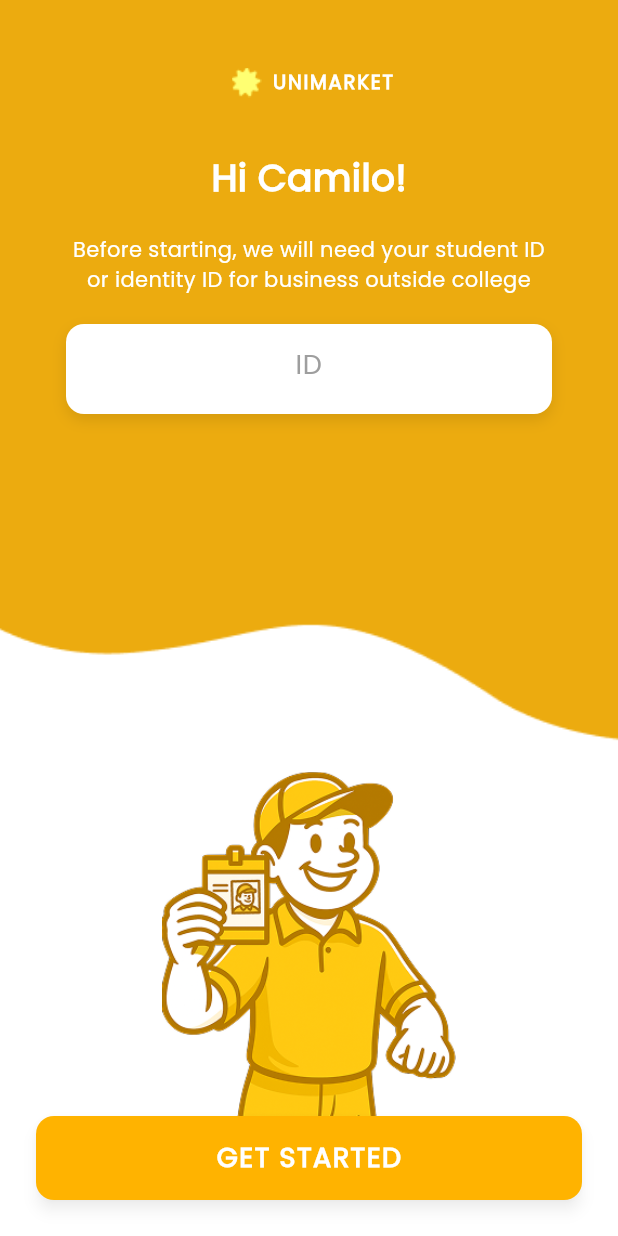
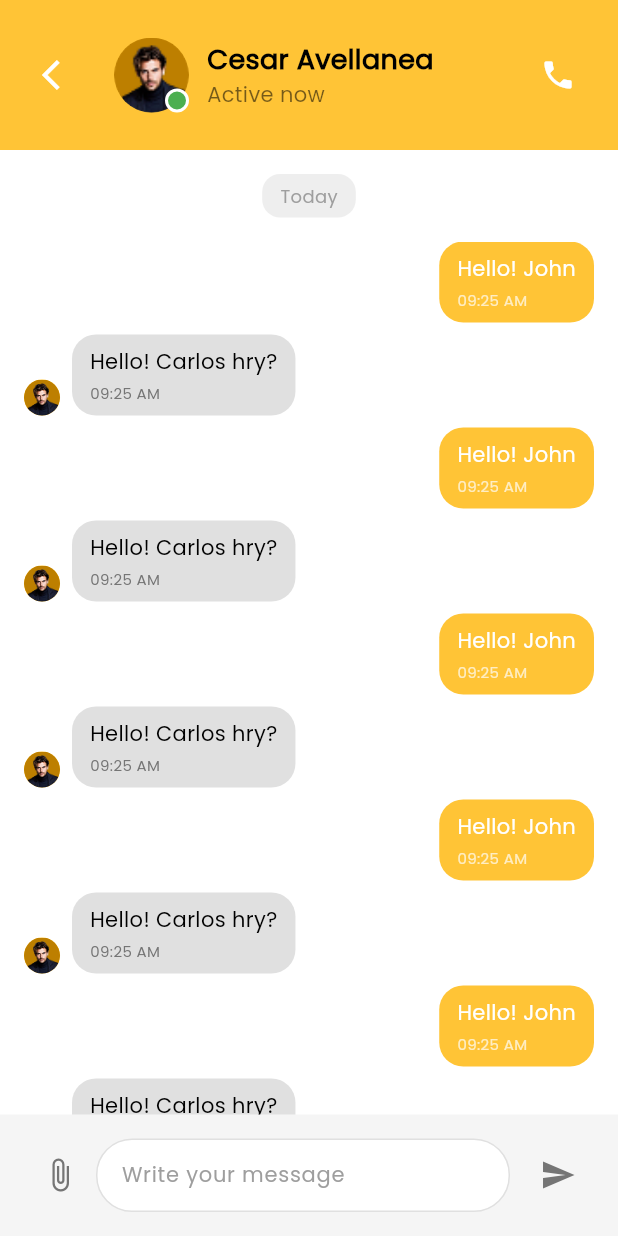
Before and after one commit to Mobile-Application-2025-2/unimarket-flutter, a Flutter app: the screen it shows after launch, on a phone screen of 412 x 824 dp. Run offline on Flutter 3.47's test engine with Material 3 defaults, Android fonts, the phone set to English and light mode, and no system bars.

Commit message:
Add chats view

```diff
--- a/lib/main.dart
+++ b/lib/main.dart
@@ -1,5 +1,5 @@
 import 'package:flutter/material.dart';
-import 'views/student_code.dart';
+import 'views/chats.dart';
 
 void main() {
   runApp(const MyApp());
@@ -51,7 +51,7 @@ class MyApp extends StatelessWidget {
           foregroundColor: Colors.white,
         )
       ),
-      home: const StudentCodeScreen(),
+      home: const ChatsScreen(),
       debugShowCheckedModeBanner: false,
     );
   }
--- /dev/null
+++ b/lib/views/chats.dart
@@ -0,0 +1,386 @@
+import 'package:flutter/material.dart';
+
+class ChatsScreen extends StatefulWidget {
+  const ChatsScreen({super.key});
+
+  @override
+  State<ChatsScreen> createState() => _ChatsScreenState();
+}
+
+class _ChatsScreenState extends State<ChatsScreen> {
+  final TextEditingController _messageController = TextEditingController();
+  final FocusNode _messageFocusNode = FocusNode();
+  bool _hasText = false;
+
+  // Array de mensajes para evitar código repetido
+  List<Map<String, dynamic>> messages = [
+    {
+      'text': 'Hello! John',
+      'isFromUser': true,
+      'timestamp': '09:25 AM',
+    },
+    {
+      'text': 'Hello! Carlos hry?',
+      'isFromUser': false,
+      'timestamp': '09:25 AM',
+    },
+    {
+      'text': 'Hello! John',
+      'isFromUser': true,
+      'timestamp': '09:25 AM',
+    },
+    {
+      'text': 'Hello! Carlos hry?',
+      'isFromUser': false,
+      'timestamp': '09:25 AM',
+    },
+    {
+      'text': 'Hello! John',
+      'isFromUser': true,
+      'timestamp': '09:25 AM',
+    },
+    {
+      'text': 'Hello! Carlos hry?',
+      'isFromUser': false,
+      'timestamp': '09:25 AM',
+    },
+    {
+      'text': 'Hello! John',
+      'isFromUser': true,
+      'timestamp': '09:25 AM',
+    },
+    {
+      'text': 'Hello! Carlos hry?',
+      'isFromUser': false,
+      'timestamp': '09:25 AM',
+    },
+    {
+      'text': 'Hello! John',
+      'isFromUser': true,
+      'timestamp': '09:25 AM',
+    },
+    {
+      'text': 'Hello! Carlos hry?',
+      'isFromUser': false,
+      'timestamp': '09:25 AM',
+    },
+  ];
+
+  // Función para enviar mensaje
+  void _sendMessage() {
+    if (_messageController.text.trim().isNotEmpty) {
+      setState(() {
+        messages.add({
+          'text': _messageController.text.trim(),
+          'isFromUser': true,
+          'timestamp': _getCurrentTime(),
+        });
+      });
+      _messageController.clear();
+    }
+  }
+
+  // Función para obtener la hora actual
+  String _getCurrentTime() {
+    final now = DateTime.now();
+    final hour = now.hour > 12 ? now.hour - 12 : now.hour;
+    final minute = now.minute.toString().padLeft(2, '0');
+    final period = now.hour >= 12 ? 'PM' : 'AM';
+    return '${hour == 0 ? 12 : hour}:$minute $period';
+  }
+
+  @override
+  void initState() {
+    super.initState();
+    _messageController.addListener(() {
+      setState(() {
+        _hasText = _messageController.text.trim().isNotEmpty;
+      });
+    });
+  }
+
+  @override
+  void dispose() {
+    _messageController.dispose();
+    _messageFocusNode.dispose();
+    super.dispose();
+  }
+
+  @override
+  Widget build(BuildContext context) {
+    return Scaffold(
+      backgroundColor: Colors.white,
+      resizeToAvoidBottomInset: true,
+      body: Column(
+        children: [
+          // Header with yellow background
+          Container(
+            height: 100,
+            color: const Color(0xFFFFC436),
+            child: SafeArea(
+              child: Padding(
+                padding: const EdgeInsets.symmetric(horizontal: 16.0, vertical: 8.0),
+                child: Row(
+                  children: [
+                    // Back button
+                    IconButton(
+                      onPressed: () => {},
+                      icon: const Icon(
+                        Icons.arrow_back_ios,
+                        color: Colors.white,
+                        size: 24,
+                      ),
+                    ),
+
+                    const SizedBox(width: 12),
+
+                    // Profile picture with status indicator
+                    Stack(
+                      children: [
+                        CircleAvatar(
+                          radius: 25,
+                          backgroundImage: AssetImage('assets/images/chats-cesar-picture.png'),
+                        ),
+                        Positioned(
+                          bottom: 0,
+                          right: 0,
+                          child: Container(
+                            width: 16,
+                            height: 16,
+                            decoration: BoxDecoration(
+                              color: Colors.green,
+                              shape: BoxShape.circle,
+                              border: Border.all(color: Colors.white, width: 2),
+                            ),
+                          ),
+                        ),
+                      ],
+                    ),
+
+                    const SizedBox(width: 12),
+
+                    // Contact info
+                    Expanded(
+                      child: Column(
+                        crossAxisAlignment: CrossAxisAlignment.start,
+                        mainAxisAlignment: MainAxisAlignment.center,
+                        children: [
+                          const Text(
+                            'Cesar Avellanea',
+                            style: TextStyle(
+                              fontSize: 18,
+                              fontWeight: FontWeight.bold,
+                              color: Colors.black,
+                              fontFamily: 'Poppins',
+                            ),
+                          ),
+                          const Text(
+                            'Active now',
+                            style: TextStyle(
+                              fontSize: 14,
+                              color: Colors.black54,
+                              fontFamily: 'Poppins',
+                            ),
+                          ),
+                        ],
+                      ),
+                    ),
+
+                    // Phone icon
+                    IconButton(
+                      onPressed: () {
+                        // Handle phone call
+                      },
+                      icon: const Icon(
+                        Icons.phone,
+                        color: Colors.white,
+                        size: 24,
+                      ),
+                    ),
+                  ],
+                ),
+              ),
+            ),
+          ),
+
+          // Chat messages area
+          Expanded(
+            child: Container(
+              color: Colors.white,
+              child: Column(
+                children: [
+                  // Date separator
+                  Padding(
+                    padding: const EdgeInsets.symmetric(vertical: 16.0),
+                    child: Container(
+                      padding: const EdgeInsets.symmetric(horizontal: 12, vertical: 6),
+                      decoration: BoxDecoration(
+                        color: Colors.grey[200],
+                        borderRadius: BorderRadius.circular(12),
+                      ),
+                      child: const Text(
+                        'Today',
+                        style: TextStyle(
+                          fontSize: 12,
+                          color: Colors.grey,
+                          fontFamily: 'Poppins',
+                        ),
+                      ),
+                    ),
+                  ),
+
+                   // Messages
+                   Expanded(
+                     child: ListView.builder(
+                       padding: const EdgeInsets.symmetric(horizontal: 16.0),
+                       itemCount: messages.length,
+                       itemBuilder: (context, index) {
+                         final message = messages[index];
+                         final isFromUser = message['isFromUser'] as bool;
+
+                         return Padding(
+                           padding: const EdgeInsets.only(bottom: 8.0),
+                           child: Row(
+                             mainAxisAlignment: isFromUser
+                                 ? MainAxisAlignment.end
+                                 : MainAxisAlignment.start,
+                             crossAxisAlignment: CrossAxisAlignment.end,
+                             children: [
+                               if (!isFromUser) ...[
+                                 // Profile picture for left messages
+                                 CircleAvatar(
+                                   radius: 12,
+                                   backgroundImage: AssetImage('assets/images/chats-cesar-picture.png'),
+                                 ),
+                                 const SizedBox(width: 8),
+                               ],
+
+                               // Message bubble
+                               Container(
+                                 constraints: BoxConstraints(
+                                   maxWidth: MediaQuery.of(context).size.width * 0.7,
+                                 ),
+                                 padding: const EdgeInsets.symmetric(horizontal: 12, vertical: 8),
+                                 decoration: BoxDecoration(
+                                   color: isFromUser
+                                       ? const Color(0xFFFFC436)
+                                       : Colors.grey[300],
+                                   borderRadius: BorderRadius.circular(16),
+                                 ),
+                                 child: Column(
+                                   crossAxisAlignment: CrossAxisAlignment.start,
+                                   children: [
+                                     Text(
+                                       message['text'] as String,
+                                       style: TextStyle(
+                                         fontSize: 14,
+                                         color: isFromUser ? Colors.white : Colors.black,
+                                         fontFamily: 'Poppins',
+                                       ),
+                                     ),
+                                     const SizedBox(height: 4),
+                                     Text(
+                                       message['timestamp'] as String,
+                                       style: TextStyle(
+                                         fontSize: 10,
+                                         color: isFromUser ? Colors.white70 : Colors.grey[600],
+                                         fontFamily: 'Poppins',
+                                       ),
+                                     ),
+                                   ],
+                                 ),
+                               ),
+                             ],
+                           ),
+                         );
+                       },
+                     ),
+                   ),
+                ],
+              ),
+            ),
+          ),
+
+          // Message input bar
+          Container(
+            padding: const EdgeInsets.all(16.0),
+            color: Colors.grey[100],
+            child: Row(
+              children: [
+                // Attachment icon
+                IconButton(
+                  onPressed: () {
+                    // Handle attachment
+                  },
+                  icon: Icon(
+                    Icons.attach_file,
+                    color: Colors.grey[600],
+                    size: 24,
+                  ),
+                ),
+
+                 // Message input field
+                 Expanded(
+                   child: GestureDetector(
+                     onTap: () {
+                       _messageFocusNode.requestFocus();
+                     },
+                     child: Container(
+                       padding: const EdgeInsets.symmetric(horizontal: 16, vertical: 12),
+                       decoration: BoxDecoration(
+                         color: Colors.white,
+                         borderRadius: BorderRadius.circular(24),
+                         border: Border.all(color: Colors.grey[300]!),
+                       ),
+                       child: TextField(
+                       controller: _messageController,
+                       focusNode: _messageFocusNode,
+                       decoration: const InputDecoration(
+                         hintText: 'Write your message',
+                         hintStyle: TextStyle(
+                           color: Colors.grey,
+                           fontSize: 14,
+                           fontFamily: 'Poppins',
+                         ),
+                         border: InputBorder.none,
+                         contentPadding: EdgeInsets.symmetric(horizontal: 0, vertical: 1),
+                         isDense: true,
+                       ),
+                       style: const TextStyle(
+                         fontSize: 14,
+                         fontFamily: 'Poppins',
+                         color: Colors.black,
+                       ),
+                       maxLines: null,
+                       minLines: 1,
+                       textCapitalization: TextCapitalization.sentences,
+                       textInputAction: TextInputAction.send,
+                       onSubmitted: (_) => _sendMessage(),
+                       enabled: true,
+                       readOnly: false,
+                     ),
+                     ),
+                   ),
+                 ),
+
+                const SizedBox(width: 8),
+
+                 // Send/media icon
+                 IconButton(
+                   onPressed: _sendMessage,
+                   icon: Icon(
+                     Icons.send,
+                     color: _hasText
+                         ? const Color(0xFFFFC436)
+                         : Colors.grey[600],
+                     size: 24,
+                   ),
+                 ),
+              ],
+            ),
+          ),
+        ],
+      ),
+    );
+  }
+}
```
Also changed, not shown: assets/images/chats-cesar-picture.png (added).
